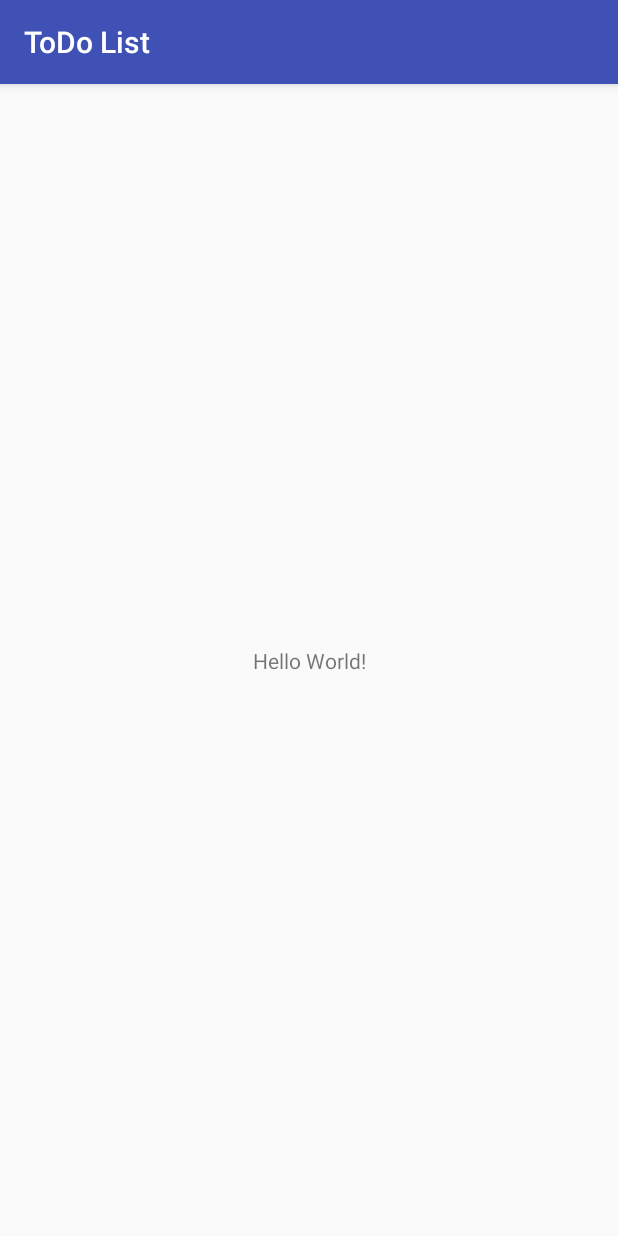
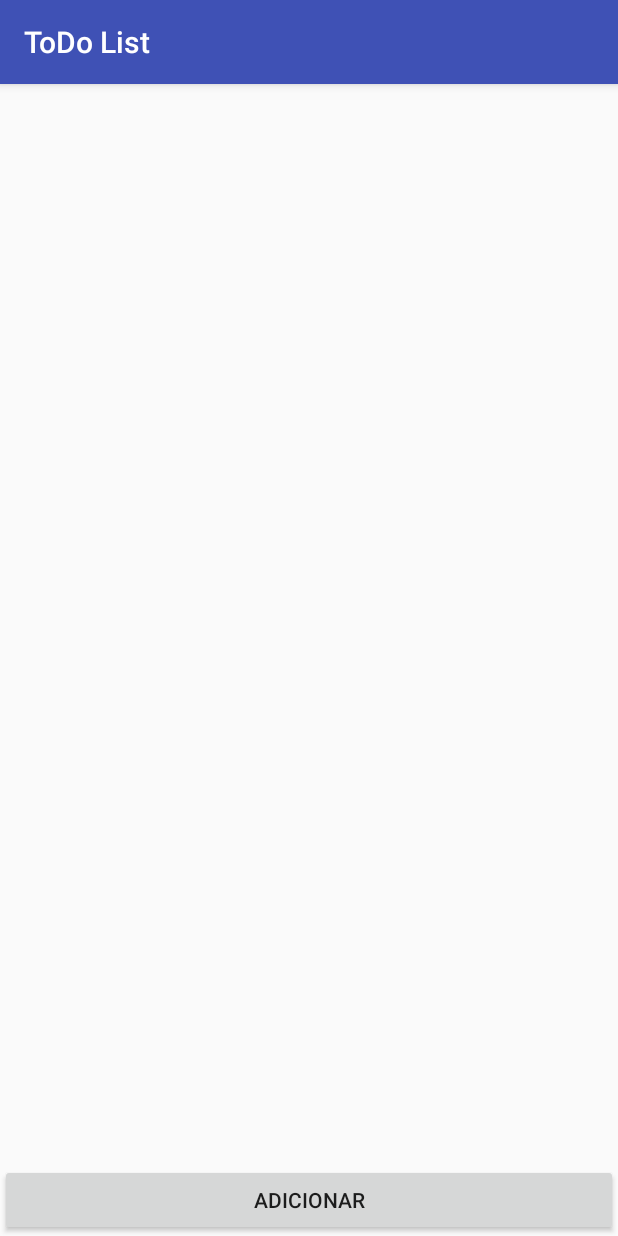
Before and after one commit to Alynva/ChurraScore, an Android app: the screen it shows after launch (MainActivity), on a phone screen of 412 x 824 dp. Run offline under Robolectric (Android 15) with nearby library versions, the phone set to English and light mode, and no system bars.

Commit message:
24/10 17:21

```diff
--- a/ToDoList/app/src/main/AndroidManifest.xml
+++ b/ToDoList/app/src/main/AndroidManifest.xml
@@ -1,6 +1,6 @@
 <?xml version="1.0" encoding="utf-8"?>
 <manifest xmlns:android="http://schemas.android.com/apk/res/android"
-    package="com.alynva.todolist">
+    package="com.examples.a725862.todolist">
 
     <application
         android:allowBackup="true"
@@ -16,6 +16,8 @@
                 <category android:name="android.intent.category.LAUNCHER" />
             </intent-filter>
         </activity>
+        <activity android:name=".AddTask"
+            android:label="Add ToDo"></activity>
     </application>
 
 </manifest>
--- /dev/null
+++ b/ToDoList/app/src/main/java/com/examples/a725862/todolist/MainActivity.kt
@@ -0,0 +1,41 @@
+package com.examples.a725862.todolist
+
+import android.content.Intent
+import android.support.v7.app.AppCompatActivity
+import android.os.Bundle
+import android.support.v7.widget.LinearLayoutManager
+import android.support.v7.widget.RecyclerView
+import android.util.Log
+import android.util.Log.DEBUG
+import kotlinx.android.synthetic.main.activity_main.*
+
+class MainActivity : AppCompatActivity() {
+    private lateinit var recyclerView: RecyclerView
+    private lateinit var viewAdapter: RecyclerView.Adapter<*>
+    private lateinit var viewManager: RecyclerView.LayoutManager
+    var dataset : MutableList<String> = mutableListOf()
+
+    override fun onCreate(savedInstanceState: Bundle?) {
+        super.onCreate(savedInstanceState)
+        setContentView(R.layout.activity_main)
+
+        viewManager = LinearLayoutManager(this)
+        viewAdapter = MyAdapter(dataset)
+
+        recyclerView = rvTaks.apply {
+            layoutManager = viewManager
+            adapter = viewAdapter
+        }
+
+        btn_add_task.setOnClickListener {
+            btn_add_task_handle()
+        }
+    }
+
+    private fun btn_add_task_handle() {
+
+        dataset.add("Oie")
+        viewAdapter.notifyDataSetChanged()
+        Log.e("Oie", "Nothing")
+    }
+}
--- /dev/null
+++ b/ToDoList/app/src/main/java/com/examples/a725862/todolist/my_adapter.kt
@@ -0,0 +1,32 @@
+package com.examples.a725862.todolist
+
+import android.support.v7.widget.RecyclerView
+import android.view.LayoutInflater
+import android.view.ViewGroup
+import android.widget.LinearLayout
+import android.widget.TextView
+
+/**
+ * Created by 725862 on 24/10/18.
+ */
+
+class MyAdapter(private val dataset: MutableList<String>) : RecyclerView.Adapter<MyAdapter.MyViewHolder>() {
+    class MyViewHolder(val textView: LinearLayout) : RecyclerView.ViewHolder(textView)
+
+    override fun onCreateViewHolder(parent: ViewGroup?, viewType: Int): MyViewHolder {
+        val textView = LayoutInflater.from(parent?.context)
+                .inflate(R.layout.text_view, parent, false) as LinearLayout
+
+        return MyViewHolder(textView)
+    }
+
+    override fun onBindViewHolder(holder: MyViewHolder?, position: Int) {
+        val view1 = holder?.textView?.getChildAt(1) as LinearLayout
+        val view2 = view1.getChildAt(0) as TextView
+        view2.text = dataset[position]
+    }
+
+    override fun getItemCount(): Int {
+        return dataset.size
+    }
+}
--- a/ToDoList/app/src/main/res/layout/activity_main.xml
+++ b/ToDoList/app/src/main/res/layout/activity_main.xml
@@ -1,18 +1,27 @@
 <?xml version="1.0" encoding="utf-8"?>
-<android.support.constraint.ConstraintLayout xmlns:android="http://schemas.android.com/apk/res/android"
+<RelativeLayout xmlns:android="http://schemas.android.com/apk/res/android"
     xmlns:app="http://schemas.android.com/apk/res-auto"
     xmlns:tools="http://schemas.android.com/tools"
     android:layout_width="match_parent"
     android:layout_height="match_parent"
-    tools:context="com.alynva.todolist.MainActivity">
+    tools:context="com.examples.a725862.todolist.MainActivity">
 
-    <TextView
-        android:layout_width="wrap_content"
+
+    <android.support.v7.widget.RecyclerView
+        android:id="@+id/rvTaks"
+        android:layout_width="match_parent"
+        android:layout_height="match_parent"
+        android:layout_above="@+id/btn_add_task"
+        android:layout_alignParentStart="true">
+
+    </android.support.v7.widget.RecyclerView>
+
+    <Button
+        android:id="@+id/btn_add_task"
+        android:layout_width="match_parent"
         android:layout_height="wrap_content"
-        android:text="Hello World!"
-        app:layout_constraintBottom_toBottomOf="parent"
-        app:layout_constraintLeft_toLeftOf="parent"
-        app:layout_constraintRight_toRightOf="parent"
-        app:layout_constraintTop_toTopOf="parent" />
+        android:layout_alignParentBottom="true"
+        android:text="ADICIONAR" />
 
-</android.support.constraint.ConstraintLayout>
+
+</RelativeLayout>
```
Also changed, not shown: ToDoList/app/build.gradle (+5 -4 lines), ToDoList/app/src/main/java/com/alynva/todolist/MainActivity.kt (deleted, +0 -12 lines), ToDoList/app/src/main/java/com/examples/a725862/todolist/AddTask.kt (added, +23 -0 lines), ToDoList/app/src/main/res/layout/activity_add_task.xml (added, +28 -0 lines), ToDoList/app/src/main/res/layout/text_view.xml (added, +37 -0 lines), ToDoList/build.gradle (line endings or trailing spaces), ToDoList/gradle/wrapper/gradle-wrapper.properties, 2 other files.
